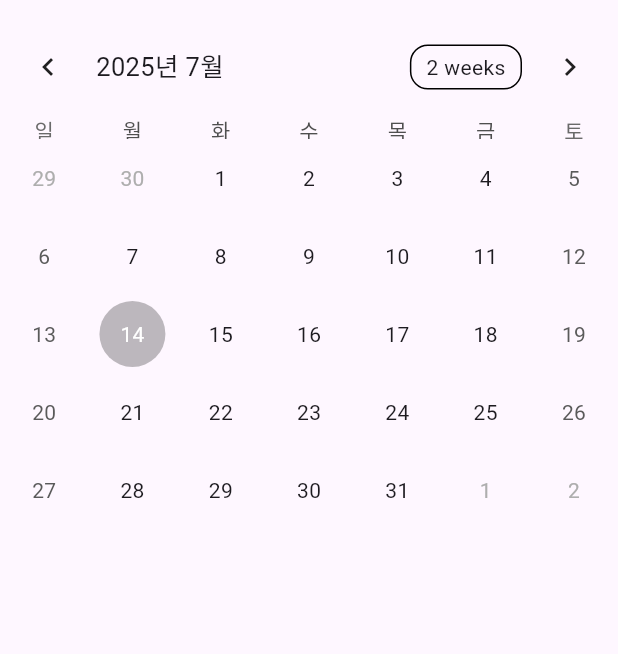
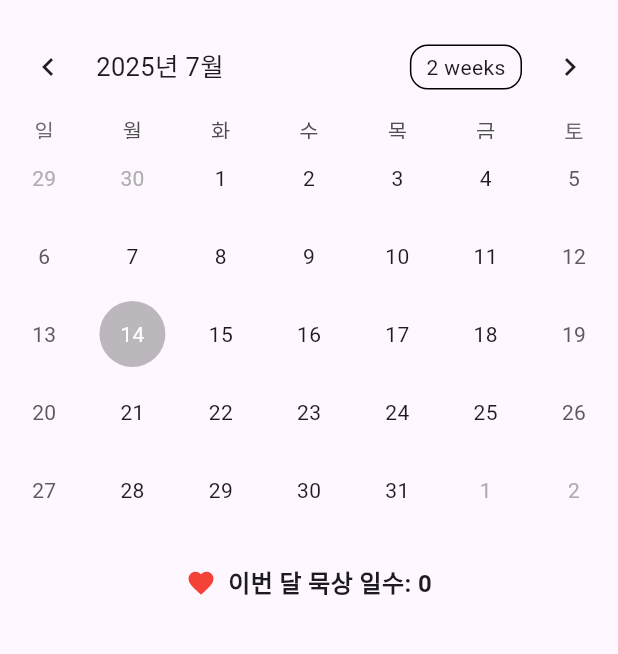
Before and after one commit to koreaTail/my_church_app, a Flutter app: the screen it shows after launch, after a tap on the "today" icon, on a phone screen of 412 x 824 dp, the part 65-719 px from its top. Run offline on Flutter 3.47's test engine with Material 3 defaults, Android fonts, the phone set to English and light mode, and no system bars; drawn by our look-alikes of table_calendar; our stand-ins replace shared_preferences.

Commit message:
이번 달 묵상 일수: N

```diff
--- a/lib/main.dart
+++ b/lib/main.dart
@@ -39,11 +39,29 @@ class CalendarView extends StatefulWidget {
 class _CalendarViewState extends State<CalendarView> {
   DateTime _focusedDay = DateTime.now();
   Set<String> _meditatedDays = {};
+  // ⭐ 1. 현재 달의 묵상 횟수를 저장할 변수 추가
+  int _currentMonthCount = 0;
 
   @override
   void initState() {
     super.initState();
     _loadMeditatedDays();
+  }
+
+  // ⭐ 2. 현재 달의 묵상 횟수를 계산하고 화면을 업데이트하는 함수 추가
+  void _updateCurrentMonthCount(DateTime focusedDay) {
+    int count = 0;
+    // 저장된 모든 묵상 기록을 확인
+    for (String dayString in _meditatedDays) {
+      DateTime date = DateTime.parse(dayString);
+      // 현재 보고 있는 달력의 '년'과 '월'이 같은 기록만 셈
+      if (date.year == focusedDay.year && date.month == focusedDay.month) {
+        count++;
+      }
+    }
+    setState(() {
+      _currentMonthCount = count;
+    });
   }
 
   Future<void> _loadMeditatedDays() async {
@@ -52,6 +70,8 @@ class _CalendarViewState extends State<CalendarView> {
     setState(() {
       _meditatedDays = Set.from(savedDays);
     });
+    // 앱이 처음 켜질 때 횟수 계산
+    _updateCurrentMonthCount(_focusedDay);
   }
 
   void _showMeditationDialog(DateTime day) async {
@@ -91,7 +111,7 @@ class _CalendarViewState extends State<CalendarView> {
                     TextField(
                       controller: memoController,
                       decoration: const InputDecoration(
-                        hintText: "오늘의 깨달음을 메모하세요...",
+                        hintText: "깨달음이나 기도를 메모해보세요.",
                         border: OutlineInputBorder(),
                       ),
                       maxLines: 3,
@@ -119,6 +139,8 @@ class _CalendarViewState extends State<CalendarView> {
                         'meditatedDays', _meditatedDays.toList());
                     await prefs.setString(
                         '${dayString}_memo', memoController.text);
+                    // 저장이 완료된 후 횟수 다시 계산
+                    _updateCurrentMonthCount(_focusedDay);
                     Navigator.of(context).pop();
                   },
                   child: const Text('저장'),
@@ -137,16 +159,16 @@ class _CalendarViewState extends State<CalendarView> {
       appBar: AppBar(
         title: const Text('묵상 달력'),
         actions: [
-          // '오늘' 날짜로 이동하는 버튼
           IconButton(
             icon: const Icon(Icons.today),
             onPressed: () {
               setState(() {
                 _focusedDay = DateTime.now();
               });
+              // '오늘' 버튼을 눌렀을 때도 횟수 다시 계산
+              _updateCurrentMonthCount(DateTime.now());
             },
           ),
-          // '메모 목록' 페이지로 이동하는 버튼 (새로 추가!)
           IconButton(
             icon: const Icon(Icons.list_alt),
             onPressed: () {
@@ -158,11 +180,18 @@ class _CalendarViewState extends State<CalendarView> {
           ),
         ],
       ),
-      body: TableCalendar(
+      body: Column(
+        children: [
+          TableCalendar(
             locale: 'ko_KR',
             firstDay: DateTime.utc(2022, 1, 1),
             lastDay: DateTime.utc(2032, 12, 31),
             focusedDay: _focusedDay,
+            // ⭐ 3. 달력을 넘길 때마다 횟수를 다시 계산하도록 추가
+            onPageChanged: (focusedDay) {
+              _focusedDay = focusedDay; // 포커스된 날짜를 업데이트하는 것이 중요
+              _updateCurrentMonthCount(focusedDay);
+            },
             onDaySelected: (selectedDay, focusedDay) {
               setState(() {
                 _focusedDay = focusedDay;
@@ -195,13 +224,29 @@ class _CalendarViewState extends State<CalendarView> {
               },
             ),
           ),
+          // ⭐ 4. 묵상 횟수를 보여주는 UI 위젯 추가
+          Padding(
+            padding: const EdgeInsets.only(top: 24.0, bottom: 8.0),
+            child: Row(
+              mainAxisAlignment: MainAxisAlignment.center,
+              children: [
+                const Icon(Icons.favorite, color: Colors.red, size: 20),
+                const SizedBox(width: 8),
+                Text(
+                  '이번 달 묵상 일수: $_currentMonthCount',
+                  style: const TextStyle(
+                      fontSize: 16, fontWeight: FontWeight.bold),
+                ),
+              ],
+            ),
+          ),
+        ],
+      ),
     );
   }
 }
 
-// -------------------------------------------------------------------
-// ## 메모 목록 페이지 (새로 추가된 부분) ##
-// -------------------------------------------------------------------
+// (메모 목록 페이지 코드는 이전과 동일하여 생략... 아래에 그대로 붙여넣습니다)
 class MemoListPage extends StatefulWidget {
   const MemoListPage({super.key});
 
@@ -210,7 +255,6 @@ class MemoListPage extends StatefulWidget {
 }
 
 class _MemoListPageState extends State<MemoListPage> {
-  // 메모 데이터를 저장할 Map (예: '2025-07-15': '오늘의 메모 내용')
   Map<String, String> _memos = {};
 
   @override
@@ -219,17 +263,14 @@ class _MemoListPageState extends State<MemoListPage> {
     _loadAllMemos();
   }
 
-  // 저장된 모든 메모를 불러오는 함수
   Future<void> _loadAllMemos() async {
     final prefs = await SharedPreferences.getInstance();
-    final allKeys = prefs.getKeys(); // 스마트폰에 저장된 모든 키를 가져옴
+    final allKeys = prefs.getKeys();
     final Map<String, String> tempMemos = {};
 
     for (String key in allKeys) {
-      // 키가 '_memo'로 끝나는 경우에만 (메모 데이터인 경우에만)
       if (key.endsWith('_memo')) {
         final memoContent = prefs.getString(key) ?? '';
-        // 메모 내용이 비어있지 않은 경우에만 목록에 추가
         if (memoContent.isNotEmpty) {
           final dateString = key.replaceAll('_memo', '');
           tempMemos[dateString] = memoContent;
@@ -238,7 +279,6 @@ class _MemoListPageState extends State<MemoListPage> {
     }
 
     setState(() {
-      // 날짜의 역순으로 정렬해서 최신 메모가 위로 오도록
       _memos = Map.fromEntries(
         tempMemos.entries.toList()..sort((a, b) => b.key.compareTo(a.key)),
       );
@@ -251,7 +291,6 @@ class _MemoListPageState extends State<MemoListPage> {
       appBar: AppBar(
         title: const Text('나의 묵상 기록'),
       ),
-      // 메모가 하나도 없을 경우와 있을 경우를 나눠서 보여줌
       body: _memos.isEmpty
           ? const Center(
               child: Text(
@@ -264,7 +303,6 @@ class _MemoListPageState extends State<MemoListPage> {
               itemBuilder: (context, index) {
                 final dateString = _memos.keys.elementAt(index);
                 final memoContent = _memos.values.elementAt(index);
-                // 날짜 형식을 '2025년 7월 15일' 처럼 예쁘게 변경
                 final displayDate =
                     DateFormat('y년 M월 d일').format(DateTime.parse(dateString));
 
```
Lines whose indentation alone changed are shown as unchanged.
